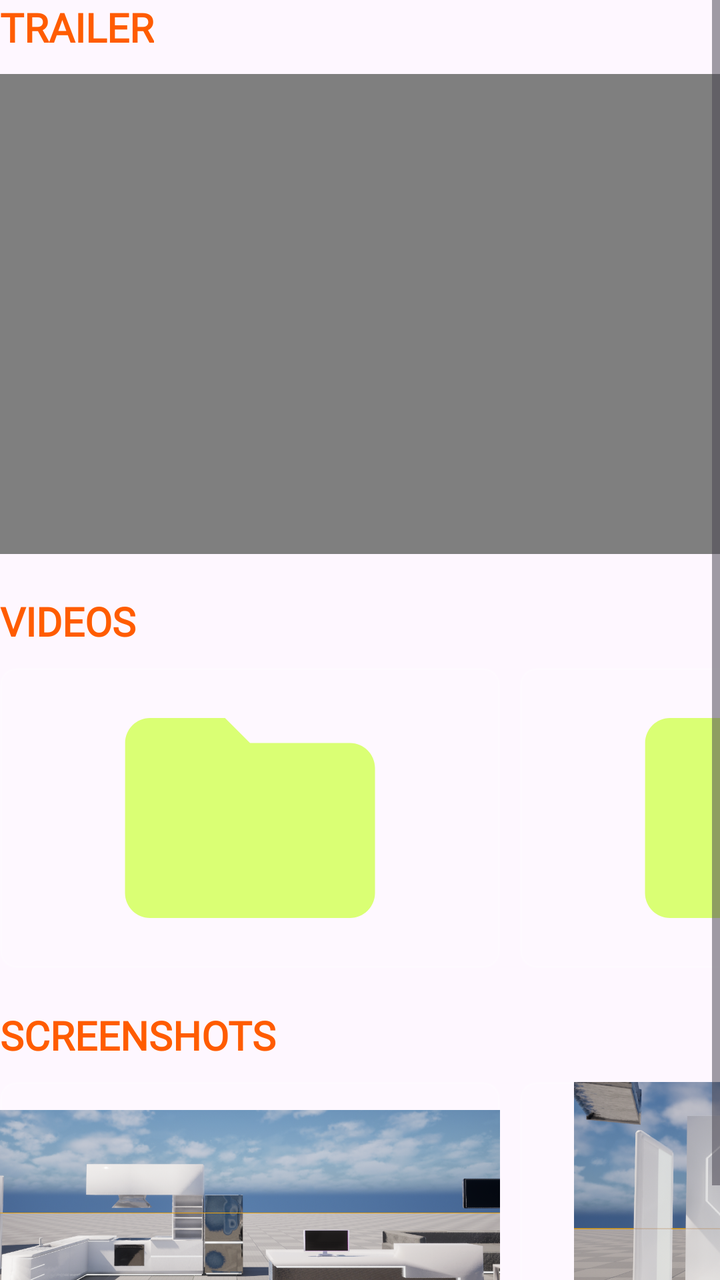
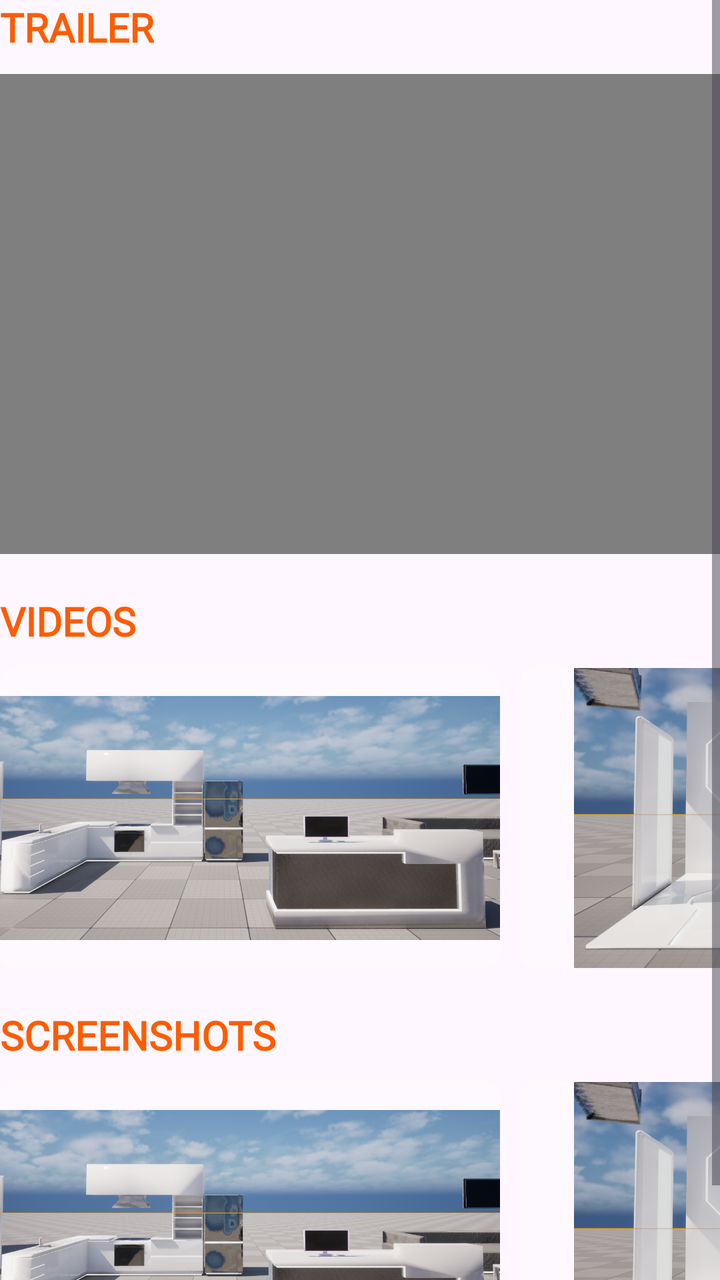

Screens rendered from an Android XML layout before and after an edit, with the pre-edit source and the edit as a unified diff.
<!-- AndroidManifest.xml: application theme Theme.UbauPresskit -->
<!-- res/layout/fragment_media.xml -->
<?xml version="1.0" encoding="utf-8"?>
<ScrollView xmlns:android="http://schemas.android.com/apk/res/android"
    android:layout_width="match_parent"
    android:layout_height="match_parent">

    <LinearLayout
        android:id="@+id/media_container"
        android:layout_width="match_parent"
        android:layout_height="wrap_content"
        android:orientation="vertical">


        <TextView
            android:layout_width="wrap_content"
            android:layout_height="wrap_content"
            android:text="TRAILER"
            style="@style/HeadingOne"
            android:textStyle="bold"
            android:layout_marginBottom="10dp"
            android:textSize="20sp"/>

        <VideoView
            android:id="@+id/homeVideo"
            android:layout_width="match_parent"
            android:layout_height="240dp" />


        <TextView
            android:layout_width="wrap_content"
            android:layout_height="wrap_content"
            android:text="VIDEOS"
            style="@style/HeadingOne"
            android:textStyle="bold"
            android:textSize="20sp"
            android:layout_marginBottom="10dp"
            android:layout_marginTop="20dp"/>

        <HorizontalScrollView
            android:id="@+id/media_videos"
            android:layout_width="match_parent"
            android:layout_height="wrap_content"
            android:scrollbars="none">

            <LinearLayout
                android:layout_width="wrap_content"
                android:layout_height="wrap_content"
                android:orientation="horizontal">

                <ImageView
                    android:id="@+id/video1"
                    android:src="@drawable/ic_folder"
                    android:layout_width="250dp"
                    android:background="@drawable/bg_placeholder"
                    android:layout_height="150dp"
                    android:layout_marginEnd="10dp"/>

                <ImageView
                    android:id="@+id/video2"
                    android:src="@drawable/ic_folder"
                    android:layout_width="250dp"
                    android:background="@drawable/bg_placeholder"
                    android:layout_height="150dp"
                   />

            </LinearLayout>
        </HorizontalScrollView>



        <TextView
            android:layout_width="wrap_content"
            android:layout_height="wrap_content"
            android:text="SCREENSHOTS"
            style="@style/HeadingOne"
            android:textStyle="bold"
            android:textSize="20sp"
            android:layout_marginBottom="10dp"
            android:layout_marginTop="20dp"/>

        <HorizontalScrollView
            android:id="@+id/media_images"
            android:layout_width="match_parent"
            android:layout_height="wrap_content"
            android:scrollbars="none">

            <LinearLayout
                android:layout_width="wrap_content"
                android:layout_height="wrap_content"
                android:orientation="horizontal">

                <ImageView
                    android:id="@+id/screen1"
                    android:src="@drawable/img1"
                    android:layout_width="250dp"
                    android:layout_height="150dp"
                    android:background="@drawable/bg_placeholder"
                    android:layout_marginEnd="10dp"/>

                <ImageView
                    android:id="@+id/screen2"
                    android:src="@drawable/img2"
                    android:layout_width="250dp"
                    android:background="@drawable/bg_placeholder"
                    android:layout_height="150dp"

                    />
                <ImageView
                    android:id="@+id/screen3"
                    android:src="@drawable/img3"
                    android:layout_width="250dp"
                    android:background="@drawable/bg_placeholder"
                    android:layout_height="150dp"

                    />

            </LinearLayout>
        </HorizontalScrollView>

    </LinearLayout>

</ScrollView>
<!-- resources referenced by this layout -->
<resources>
  <!-- drawable bg_placeholder (drawable) -->
  <?xml version="1.0" encoding="utf-8"?>
  <shape xmlns:android="http://schemas.android.com/apk/res/android"
      android:shape="rectangle">
      <solid android:color="#22FFFFFF" />
      <corners android:radius="8dp" />
      <stroke android:width="1dp" android:color="#33FFFFFF" />
  </shape>
  <!-- drawable ic_folder (drawable) -->
  <vector xmlns:android="http://schemas.android.com/apk/res/android"
      android:width="24dp"
      android:height="24dp"
      android:viewportWidth="24"
      android:viewportHeight="24">
      <path
          android:fillColor="#daff74"
          android:pathData="M10,4H4C2.9,4 2.01,4.9 2.01,6L2,18c0,1.1 0.9,2 2,2h16c1.1,0 2,-0.9 2,-2V8c0,-1.1 -0.9,-2 -2,-2h-8l-2,-2z" />
  </vector>
  <!-- drawable img1: png bitmap (drawable, 902389 bytes) -->
  <!-- drawable img2: png bitmap (drawable, 762687 bytes) -->
  <!-- drawable img3: png bitmap (drawable, 732947 bytes) -->
  <style name="HeadingOne">
          <item name="android:fontFamily">@font/orbitron_semibold</item>
          <item name="android:textSize">32sp</item>
          <item name="android:textColor">@color/orange_dark</item>
      </style>
  <style name="Theme.UbauPresskit" parent="Base.Theme.UbauPresskit" />
  <color name="orange_dark">#FF5C00</color>
  <style name="Base.Theme.UbauPresskit" parent="Theme.Material3.DayNight.NoActionBar">
      </style>
</resources>

<!-- the commit's change to res/layout/fragment_media.xml (unified diff, before → after) -->
@@ -47,20 +47,29 @@
                 android:orientation="horizontal">
 
                 <ImageView
-                    android:id="@+id/video1"
-                    android:src="@drawable/ic_folder"
+                    android:id="@+id/screen4"
+                    android:src="@drawable/img1"
+                    android:layout_width="250dp"
+                    android:layout_height="150dp"
+                    android:background="@drawable/bg_placeholder"
+                    android:layout_marginEnd="10dp"/>
+
+                <ImageView
+                    android:id="@+id/screen5"
+                    android:src="@drawable/img2"
                     android:layout_width="250dp"
                     android:background="@drawable/bg_placeholder"
                     android:layout_height="150dp"
-                    android:layout_marginEnd="10dp"/>
 
+                    />
                 <ImageView
-                    android:id="@+id/video2"
-                    android:src="@drawable/ic_folder"
+                    android:id="@+id/screen6"
+                    android:src="@drawable/img3"
                     android:layout_width="250dp"
                     android:background="@drawable/bg_placeholder"
                     android:layout_height="150dp"
-                   />
+
+                    />
 
             </LinearLayout>
         </HorizontalScrollView>
<!-- resource entries referenced after the edit -->
@@ -8,16 +8,6 @@
       <corners android:radius="8dp" />
       <stroke android:width="1dp" android:color="#33FFFFFF" />
   </shape>
-  <!-- drawable ic_folder (drawable) -->
-  <vector xmlns:android="http://schemas.android.com/apk/res/android"
-      android:width="24dp"
-      android:height="24dp"
-      android:viewportWidth="24"
-      android:viewportHeight="24">
-      <path
-          android:fillColor="#daff74"
-          android:pathData="M10,4H4C2.9,4 2.01,4.9 2.01,6L2,18c0,1.1 0.9,2 2,2h16c1.1,0 2,-0.9 2,-2V8c0,-1.1 -0.9,-2 -2,-2h-8l-2,-2z" />
-  </vector>
   <!-- drawable img1: png bitmap (drawable, 902389 bytes) -->
   <!-- drawable img2: png bitmap (drawable, 762687 bytes) -->
   <!-- drawable img3: png bitmap (drawable, 732947 bytes) -->
